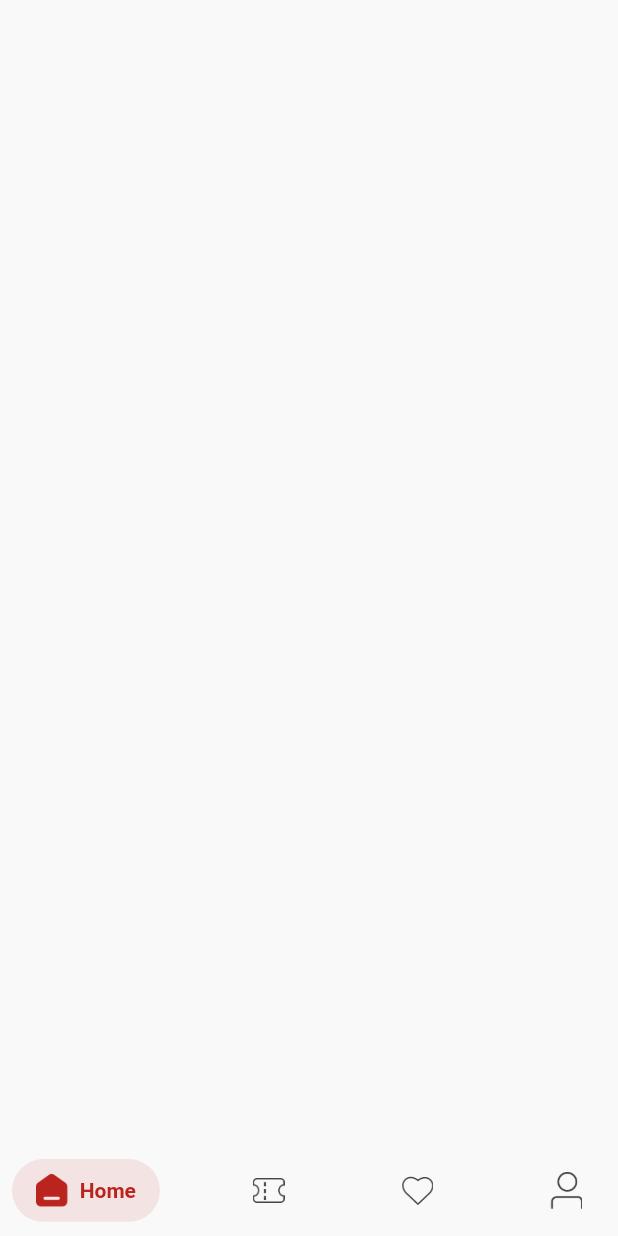
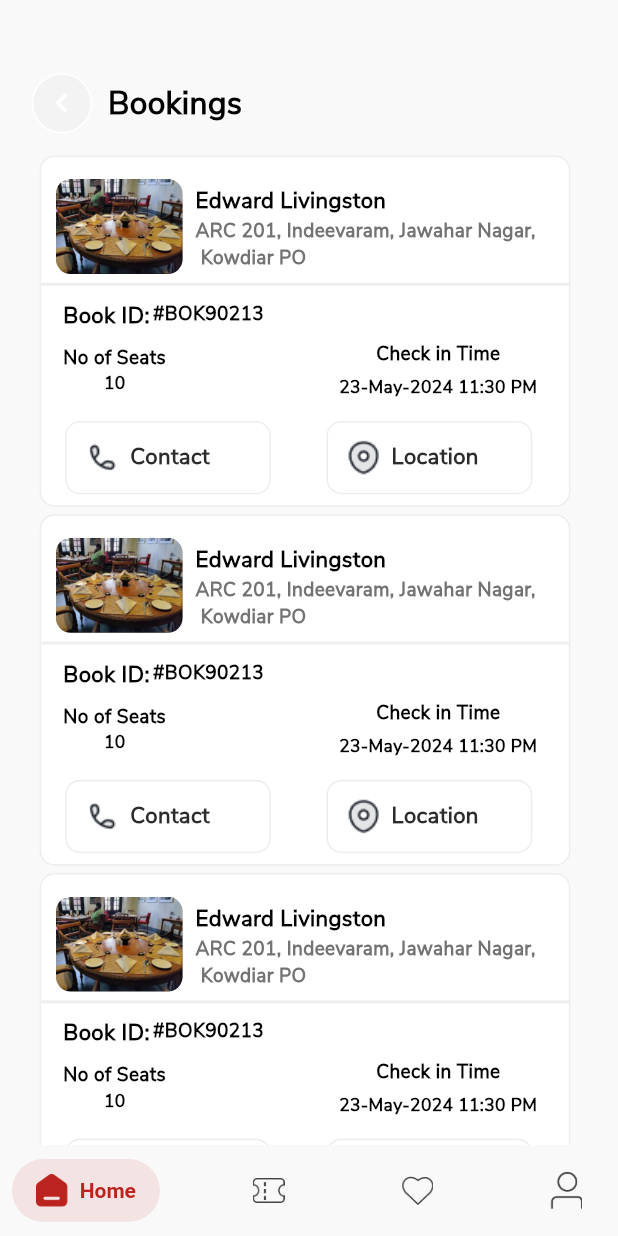
Before and after one commit to Prebooking/endUser_app, a Flutter app: the DashboardScreenMain screen opened directly, swiped to page 2, on a phone screen of 412 x 824 dp. Run offline on Flutter 3.47's test engine with Material 3 defaults, Android fonts, the phone set to English and light mode, and no system bars; drawn by our look-alikes of salomon_bottom_bar; our stand-ins replace convex_bottom_bar, flutter_carousel_widget, flutter_screenutil, get, readmore; network calls fail.

Commit message:
booking complete

```diff
--- a/lib/screen/AuthenticationScreen/View/SignInView.dart
+++ b/lib/screen/AuthenticationScreen/View/SignInView.dart
@@ -51,6 +51,7 @@ class SigninView extends StatelessWidget {
             child: Container(
               width: 320.w,
               height: 50.w,
+              margin: EdgeInsets.only(left: 6.w),
               alignment: Alignment.center,
               decoration: BoxDecoration(
                   color: appColors.appPrimary,
--- a/lib/screen/AuthenticationScreen/View/SignUpView.dart
+++ b/lib/screen/AuthenticationScreen/View/SignUpView.dart
@@ -57,6 +57,7 @@ class SignUpView extends StatelessWidget {
             child: Container(
               width: 320.w,
               height: 50.w,
+              margin: EdgeInsets.only(left: 6.w),
               alignment: Alignment.center,
               decoration: BoxDecoration(
                   color: appColors.appPrimary,
--- /dev/null
+++ b/lib/screen/DashboardScreen/views/BookingCard.dart
@@ -0,0 +1,166 @@
+import 'package:flutter/material.dart';
+import 'package:flutter_screenutil/flutter_screenutil.dart';
+import 'package:pre_booking/utils/textLabel.dart';
+
+class BookingCard extends StatelessWidget {
+  const BookingCard({super.key});
+
+  @override
+  Widget build(BuildContext context) {
+    return  Padding(
+      padding: EdgeInsets.only(bottom: 5.h),
+      child: Container(
+                width: 335.w,
+                height: 240.h,
+                margin: EdgeInsets.only(left: 5.w),
+                padding: EdgeInsets.only(top: 15.h),
+                decoration: BoxDecoration(border: Border.all(color: Colors.grey.shade200,width: 1.w),color: Colors.white,borderRadius: BorderRadius.circular(10)),
+              child: Column(
+                children: [
+                   Padding(
+                     padding:  EdgeInsets.only(left:10.h),
+                     child: Row(
+                             children: [
+                               SizedBox(
+                                 width: 80.w,
+                                 height: 60.w,
+                                 child: ClipRRect(
+                                   borderRadius: BorderRadius.circular(10),
+                                   child: Image.asset(
+                                     "assets/hotel.png",
+                                     fit: BoxFit.cover,
+                                   ),
+                                 ),
+                               ),
+                               SizedBox(
+                                 width: 8.w,
+                               ),
+                               Column(
+                                 crossAxisAlignment: CrossAxisAlignment.start,
+                                 children: [
+                                   SizedBox(
+                                     height: 3.h,
+                                   ),
+                                   TextLable.appText("Edward Livingston",
+                      fontWeight: FontWeight.w700,
+                      size: 14.sp,
+                      color: Colors.black),
+
+                                   TextLable.appText("ARC 201, Indeevaram, Jawahar Nagar,\n Kowdiar PO",
+                      fontWeight: FontWeight.w600,
+                      size: 12.sp,
+
+                      color: Color(0xff747373),),
+                                 ],
+                               )
+                             ],
+                           ),
+                   ),
+                    SizedBox(
+                                     height: 6.h,
+                                   ),
+        Container(width: MediaQuery.of(context).size.width,
+        height:2.h,color: Colors.grey.shade200 ,),
+        Padding(
+          padding:  EdgeInsets.only(left:15.h,top: 10.h),
+          child: Row(
+                                   crossAxisAlignment: CrossAxisAlignment.start,
+                                   children: [
+
+                                     TextLable.appText("Book ID:",
+                        fontWeight: FontWeight.w700,
+                        size: 14.sp,
+                        color: Colors.black),
+                        SizedBox(width: 2.w,),
+                        TextLable.appText("#BOK90213",
+                        fontWeight: FontWeight.w600,
+                        size: 12.sp,
+                        color: Colors.black),
+
+                                   ],
+                                 ),
+        ),
+                               Padding(
+                                 padding: EdgeInsets.only(left:15.h,top: 6.h),
+                                 child: Row(
+                                  children: [
+                                     Column(
+                                       children: [
+                                         TextLable.appText("No of Seats",
+                                                             fontWeight: FontWeight.w700,
+                                                             size: 12.sp,
+
+                                                             color:Colors.black ,),
+                                                             TextLable.appText("10",
+                                                             fontWeight: FontWeight.w600,
+                                                             size: 11.sp,
+
+                                                             color:Colors.black ,),
+
+                                       ],
+                                     ),
+                                     Expanded(child: Container()),
+                                     Column(
+                                       children: [
+                                         TextLable.appText("Check in Time",
+                                                                 fontWeight: FontWeight.w700,
+                                                                 size: 12.sp,
+
+                                                                 color:Colors.black ,),SizedBox(height: 5.h,),
+                                       TextLable.appText("23-May-2024 11:30 PM",
+                                                             fontWeight: FontWeight.w600,
+                                                             size: 11.sp,
+
+                                                             color:Colors.black ,),],
+                                     ),
+                                     SizedBox(width: 20.w,)
+                                  ],
+                                 ),
+                               ),
+                               SizedBox(height: 14.h,),
+                               Row(
+                                children: [
+                                  Container(
+                                    width:130.w,
+                                    height: 50.h,
+                                      margin: EdgeInsets.only(left: 15.w),
+                                      alignment: Alignment.center,
+                                     decoration: BoxDecoration(border: Border.all(color: Colors.grey.shade200,width: 1.w),color: Colors.white,borderRadius: BorderRadius.circular(10)),
+                                     child: Row(
+                                      children: [
+                                        SizedBox(width: 10.w,) ,
+                                        SizedBox(width: 25.w,height: 25.h,child: Image.asset("assets/icons/contact.png"),),
+                                   SizedBox(width: 5.w,) ,    TextLable.appText("Contact",
+                                                             fontWeight: FontWeight.w600,
+                                                             size: 14.sp,
+
+                                                             color:Color(0xff2C2C2C) ,),
+                                      ],
+                                     ),
+                                  ),
+                                  SizedBox(width:35.w ,),
+                                    Container(
+                                    width:130.w,
+                                    height: 50.h,
+                                  alignment: Alignment.center,
+                                     decoration: BoxDecoration(border: Border.all(color: Colors.grey.shade200,width: 1.w),color: Colors.white,borderRadius: BorderRadius.circular(10)),
+                                     child: Row(
+                                      children: [
+                                          SizedBox(width: 10.w,) ,
+                                        SizedBox(width: 25.w,height: 25.h,child: Image.asset("assets/icons/location.png"),),
+                                   SizedBox(width: 5.w,) ,    TextLable.appText("Location",
+                                                             fontWeight: FontWeight.w600,
+                                                             size: 14.sp,
+
+                                                             color:Color(0xff2C2C2C) ,),
+                                      ],
+                                     ),
+                                  ),
+                                ],
+                               )
+                ],
+              ),
+              ),
+    );
+  }
+}
--- a/lib/screen/DashboardScreen/views/BookingView.dart
+++ b/lib/screen/DashboardScreen/views/BookingView.dart
@@ -1,15 +1,68 @@
 import 'package:flutter/material.dart';
 import 'package:flutter_screenutil/flutter_screenutil.dart';
+import 'package:get/get.dart';
+import 'package:get/get_core/src/get_main.dart';
+import 'package:pre_booking/screen/DashboardScreen/views/BookingCard.dart';
+import 'package:pre_booking/utils/textLabel.dart';
 
-class BookingListView extends StatelessWidget {
+class BookingListView extends StatefulWidget {
   const BookingListView({super.key});
 
   @override
+  State<BookingListView> createState() => _BookingListViewState();
+}
+
+class _BookingListViewState extends State<BookingListView> {
+  @override
   Widget build(BuildContext context) {
-    return Padding(
-      padding: EdgeInsets.only(top: 50.h),
-      child: Column(
-        children: [],
+    return SingleChildScrollView(
+      scrollDirection: Axis.vertical,
+      child: Padding(
+        padding: EdgeInsets.only(top: 50.h,left: 20.w),
+        child: Column(
+          crossAxisAlignment: CrossAxisAlignment.start,
+          children: [
+              Row(
+
+                children: [
+                  Positioned(
+                            top: 50.h,
+                            left: 20.w,
+                            child: GestureDetector(
+                              onTap: () {
+                                Get.back();
+                              },
+                              child: Container(
+                                width: 38.w,
+                                height: 38.w,
+                                alignment: Alignment.center,
+                                decoration: BoxDecoration(
+                                    color: Color(0xffD9D9D9).withOpacity(.2),
+                                    shape: BoxShape.circle,
+                                    border: Border.all(color: Colors.white)),
+                                child: Icon(
+                                  Icons.chevron_left,
+                                  color: Colors.white,
+                                  size: 24.w,
+                                ),
+                              ),
+                            )),
+                            SizedBox(width: 10.w,),
+                        TextLable.appText("Bookings",color: Colors.black,fontWeight: FontWeight.w700,size: 20.sp)
+                ],
+              ),
+              SizedBox(height: 15.h,),
+
+
+                      BookingCard(),
+                       BookingCard(),
+                        BookingCard(),
+                         BookingCard(),
+
+
+
+          ],
+        ),
       ),
     );
   }
```
Also changed, not shown: assets/icons/contact.png (added), assets/icons/location.png (added), pubspec.lock.
